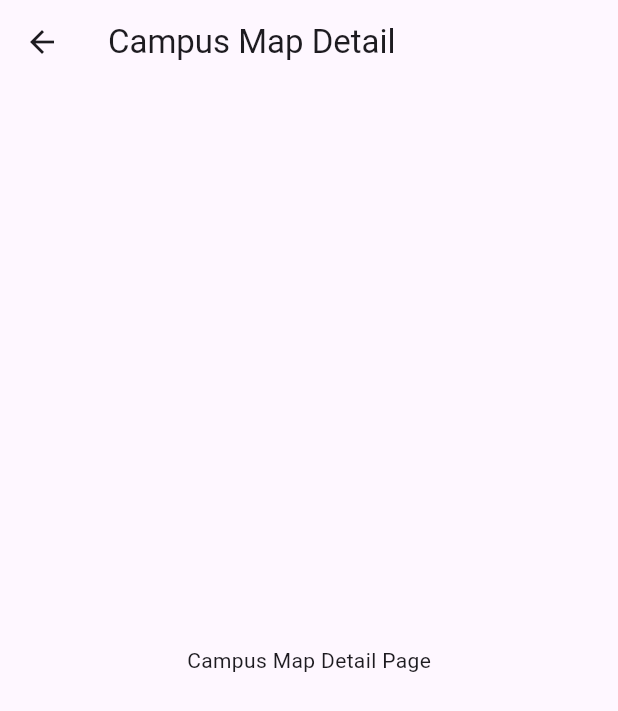
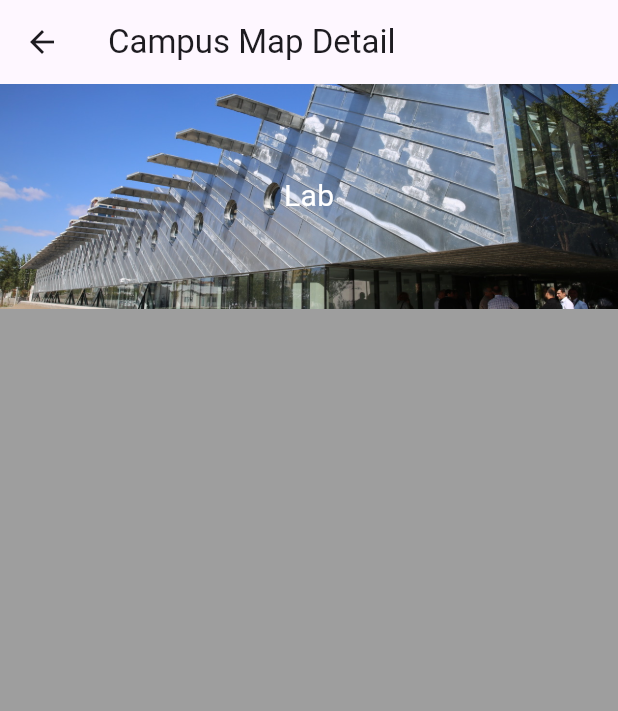
Before and after one commit to comp202-204/AguM, a Flutter app: the CampusMapDetailPage screen opened directly, on a phone screen of 412 x 824 dp. Shown: the top 711 px of the screen. Run offline on Flutter 3.47's test engine with Material 3 defaults, Android fonts, the phone set to English and light mode, and no system bars; our stand-ins replace fluttertoast.

Commit message:
CampusMap Update

```diff
--- a/lib/pages/DetailPages/CampusMapDetailPage.dart
+++ b/lib/pages/DetailPages/CampusMapDetailPage.dart
@@ -7,9 +7,42 @@ class CampusMapDetailPage extends StatelessWidget {
       appBar: AppBar(
         title: Text('Campus Map Detail'),
       ),
-      body: Center(
-        child: Text('Campus Map Detail Page'),
-      ),
+      body: ListViewCampus(),
+      backgroundColor: Colors.grey,
+
     );
   }
 }
+class ListViewCampus extends StatelessWidget{
+  final List<SizedBox> box = [
+    SizedBox()
+
+  ];
+
+  @override
+  Widget build(BuildContext context) {
+    return ListView.builder(
+      itemCount: box.length,
+      itemBuilder: (BuildContext context, int index) {
+        return  SizedBox(width: 200, // Width of the rectangle
+        height: 150, // Height of the rectangle
+        child: DecoratedBox(
+        decoration: BoxDecoration(
+          image: DecorationImage(
+          image: AssetImage('assets/photos/lab1.jpeg'), // Using an asset image
+          fit: BoxFit.cover, // Cover the entire box
+        ),
+           // Background color of the rectangle
+        ),
+        child: Center(
+        child: Text(
+        'Lab',
+        style: TextStyle(color: Colors.white, fontSize: 20),
+        ),
+        ),
+        ),
+        );
+      },
+    );
+  }
+}
--- a/lib/pages/homescreen.dart
+++ b/lib/pages/homescreen.dart
@@ -277,7 +277,10 @@ class ExercisesCard extends StatelessWidget {
   Widget build(BuildContext context) {
     return GestureDetector(
       onTap: onTap,
-      child: Container(
+
+      child:
+      Container(
+
         padding: const EdgeInsets.all(12),
         decoration: BoxDecoration(
           color: Colors.white,
--- a/lib/pages/login.dart
+++ b/lib/pages/login.dart
@@ -21,7 +21,7 @@ class LoginScreen extends StatelessWidget {
       );
     }else{
 
-      var url =  "http://10.33.3.11/localconnect/login.php";
+      var url =  "http://192.168.56.1/localconnect/login.php";
       var response = await http.post(Uri.parse(url), body: {
         "email": email.text,
         "password": password.text,
--- a/lib/pages/signup.dart
+++ b/lib/pages/signup.dart
@@ -22,7 +22,7 @@ class SignUpScreen extends StatelessWidget {
       );
     }else{
 
-      var url = "http://10.33.3.11/localconnect/register.php";
+      var url = "http://192.168.56.1/localconnect/register.php";
       var response = await http.post(Uri.parse(url), body: {
         "username" : usernameController.text,
         "email": emailController.text,
--- a/pubspec.yaml
+++ b/pubspec.yaml
@@ -33,7 +33,6 @@ dependencies:
 
   http: ^1.2.0
   fluttertoast: ^8.2.4
-  wifi_ip_details: ^1.0.0
   flutter_bloc: ^8.1.4
   # The following adds the Cupertino Icons font to your application.
   # Use with the CupertinoIcons class for iOS style icons.
```
Also changed, not shown: lib/pages/DetailPages/AnnouncementsDetailPage.dart (+14 -0 lines), assets/photos/lab1.jpeg (added), assets/photos/steelBuilt.jpg (added), pubspec.lock.
